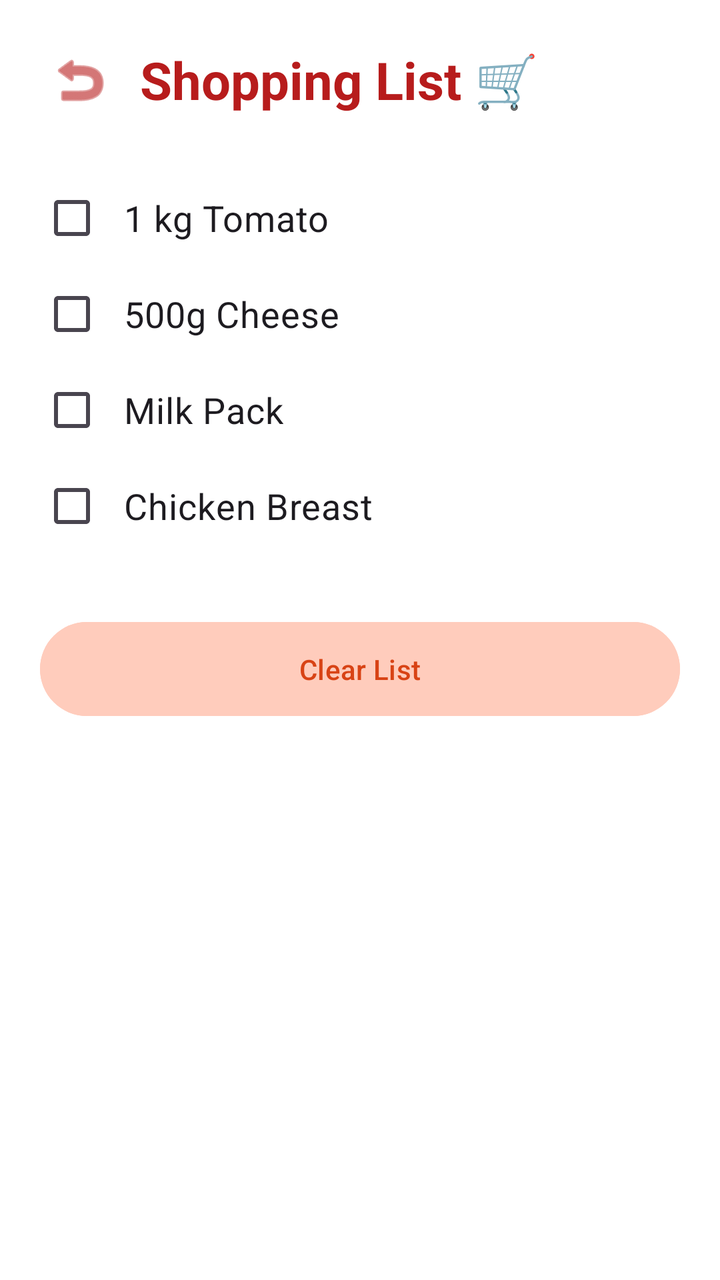
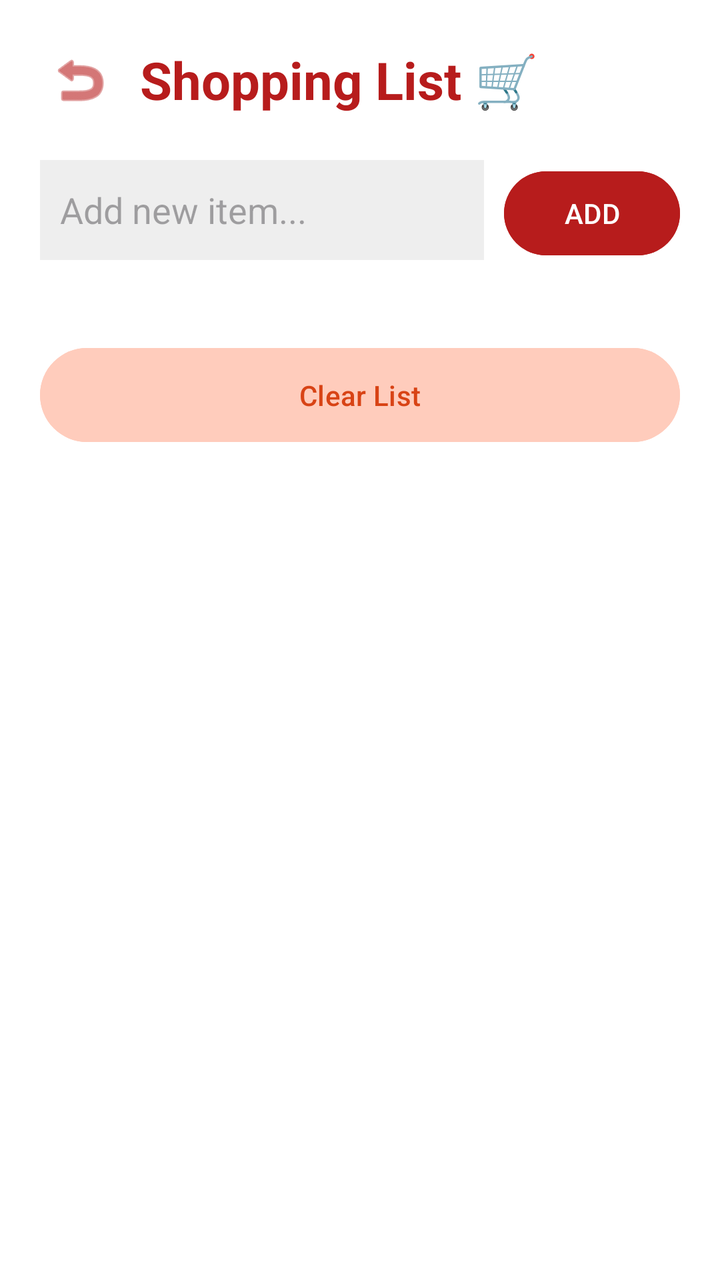

Before-and-after screenshots of an Android layout around one commit, followed by the original layout XML and the change that was made.
<!-- AndroidManifest.xml: application theme Theme.RecipeApp -->
<!-- res/layout/fragment_shopping_list.xml -->
<?xml version="1.0" encoding="utf-8"?>
<LinearLayout xmlns:android="http://schemas.android.com/apk/res/android"
    android:layout_width="match_parent"
    android:layout_height="match_parent"
    android:orientation="vertical"
    android:background="#FFFFFF"
    android:padding="20dp">

    <LinearLayout
        android:layout_width="match_parent"
        android:layout_height="wrap_content"
        android:orientation="horizontal"
        android:gravity="center_vertical"
        android:layout_marginBottom="25dp">
        <ImageButton
            android:id="@+id/btnBackShop"
            android:layout_width="40dp"
            android:layout_height="40dp"
            android:src="@android:drawable/ic_menu_revert"
            android:background="@android:color/transparent"
            android:tint="#B71C1C"
            android:layout_marginEnd="10dp"/>
        <TextView
            android:layout_width="wrap_content"
            android:layout_height="wrap_content"
            android:text="Shopping List 🛒"
            android:textSize="26sp"
            android:textColor="#B71C1C"
            android:textStyle="bold"/>
    </LinearLayout>

    
    <CheckBox
        android:layout_width="match_parent"
        android:layout_height="wrap_content"
        android:text="1 kg Tomato"
        android:textSize="18sp"
        android:padding="10dp"/>

    <CheckBox
        android:layout_width="match_parent"
        android:layout_height="wrap_content"
        android:text="500g Cheese"
        android:textSize="18sp"
        android:padding="10dp"/>

    <CheckBox
        android:layout_width="match_parent"
        android:layout_height="wrap_content"
        android:text="Milk Pack"
        android:textSize="18sp"
        android:padding="10dp"/>

    <CheckBox
        android:layout_width="match_parent"
        android:layout_height="wrap_content"
        android:text="Chicken Breast"
        android:textSize="18sp"
        android:padding="10dp"/>

    <Button
        android:layout_width="match_parent"
        android:layout_height="55dp"
        android:text="Clear List"
        android:backgroundTint="#FFCCBC"
        android:textColor="#D84315"
        android:layout_marginTop="30dp"/>

</LinearLayout>
<!-- resources referenced by this layout -->
<resources>
  <style name="Theme.RecipeApp" parent="Base.Theme.RecipeApp" />
  <style name="Base.Theme.RecipeApp" parent="Theme.Material3.DayNight.NoActionBar">
          
          
      </style>
</resources>

<!-- the commit's change to res/layout/fragment_shopping_list.xml (unified diff, before → after) -->
@@ -1,69 +1,78 @@
 <?xml version="1.0" encoding="utf-8"?>
-<LinearLayout xmlns:android="http://schemas.android.com/apk/res/android"
+
+<ScrollView xmlns:android="http://schemas.android.com/apk/res/android"
     android:layout_width="match_parent"
     android:layout_height="match_parent"
-    android:orientation="vertical"
-    android:background="#FFFFFF"
-    android:padding="20dp">
+    android:background="#FFFFFF">
 
     <LinearLayout
         android:layout_width="match_parent"
         android:layout_height="wrap_content"
-        android:orientation="horizontal"
-        android:gravity="center_vertical"
-        android:layout_marginBottom="25dp">
-        <ImageButton
-            android:id="@+id/btnBackShop"
-            android:layout_width="40dp"
-            android:layout_height="40dp"
-            android:src="@android:drawable/ic_menu_revert"
-            android:background="@android:color/transparent"
-            android:tint="#B71C1C"
-            android:layout_marginEnd="10dp"/>
-        <TextView
-            android:layout_width="wrap_content"
+        android:orientation="vertical"
+        android:padding="20dp">
+
+        <LinearLayout
+            android:layout_width="match_parent"
             android:layout_height="wrap_content"
-            android:text="Shopping List 🛒"
-            android:textSize="26sp"
-            android:textColor="#B71C1C"
-            android:textStyle="bold"/>
+            android:orientation="horizontal"
+            android:gravity="center_vertical"
+            android:layout_marginBottom="20dp">
+            <ImageButton
+                android:id="@+id/btnBackShop"
+                android:layout_width="40dp"
+                android:layout_height="40dp"
+                android:src="@android:drawable/ic_menu_revert"
+                android:background="@android:color/transparent"
+                android:tint="#B71C1C"
+                android:layout_marginEnd="10dp"/>
+            <TextView
+                android:layout_width="wrap_content"
+                android:layout_height="wrap_content"
+                android:text="Shopping List 🛒"
+                android:textSize="26sp"
+                android:textColor="#B71C1C"
+                android:textStyle="bold"/>
+        </LinearLayout>
+
+        <LinearLayout
+            android:layout_width="match_parent"
+            android:layout_height="wrap_content"
+            android:orientation="horizontal"
+            android:layout_marginBottom="20dp">
+
+            <EditText
+                android:id="@+id/etAddItem"
+                android:layout_width="0dp"
+                android:layout_height="50dp"
+                android:layout_weight="1"
+                android:hint="Add new item..."
+                android:paddingStart="10dp"
+                android:background="#EEEEEE"
+                android:layout_marginEnd="10dp"/>
+
+            <Button
+                android:id="@+id/btnAddItem"
+                android:layout_width="wrap_content"
+                android:layout_height="50dp"
+                android:text="ADD"
+                android:backgroundTint="#B71C1C"
+                android:textColor="#FFFFFF"/>
+        </LinearLayout>
+
+        <LinearLayout
+            android:id="@+id/shoppingContainer"
+            android:layout_width="match_parent"
+            android:layout_height="wrap_content"
+            android:orientation="vertical"
+            android:layout_marginBottom="20dp"/>
+
+        <Button
+            android:id="@+id/btnClearList"
+            android:layout_width="match_parent"
+            android:layout_height="55dp"
+            android:text="Clear List"
+            android:backgroundTint="#FFCCBC"
+            android:textColor="#D84315"/>
+
     </LinearLayout>
-
-    
-    <CheckBox
-        android:layout_width="match_parent"
-        android:layout_height="wrap_content"
-        android:text="1 kg Tomato"
-        android:textSize="18sp"
-        android:padding="10dp"/>
-
-    <CheckBox
-        android:layout_width="match_parent"
-        android:layout_height="wrap_content"
-        android:text="500g Cheese"
-        android:textSize="18sp"
-        android:padding="10dp"/>
-
-    <CheckBox
-        android:layout_width="match_parent"
-        android:layout_height="wrap_content"
-        android:text="Milk Pack"
-        android:textSize="18sp"
-        android:padding="10dp"/>
-
-    <CheckBox
-        android:layout_width="match_parent"
-        android:layout_height="wrap_content"
-        android:text="Chicken Breast"
-        android:textSize="18sp"
-        android:padding="10dp"/>
-
-    <Button
-        android:layout_width="match_parent"
-        android:layout_height="55dp"
-        android:text="Clear List"
-        android:backgroundTint="#FFCCBC"
-        android:textColor="#D84315"
-        android:layout_marginTop="30dp"/>
-
-</LinearLayout>
+</ScrollView>
